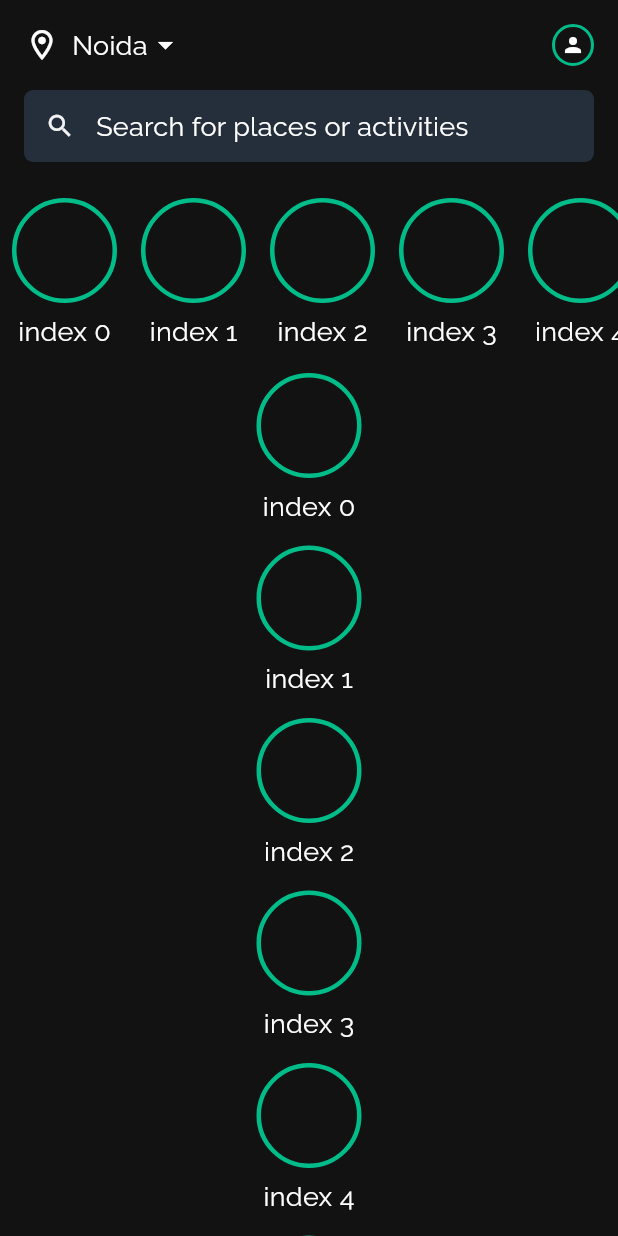
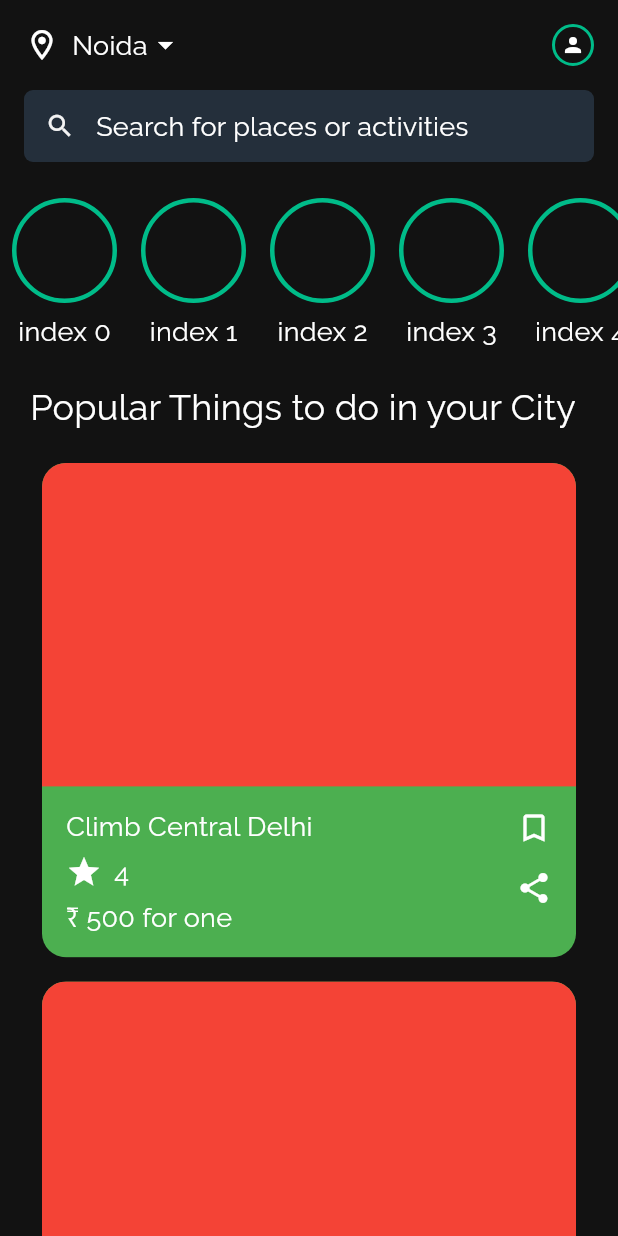
Before and after one commit to hiashutoshsingh/zest, a Flutter app: the screen it shows after launch, on a phone screen of 412 x 824 dp. Run offline on Flutter 3.47's test engine with Material 2 defaults, Android fonts, the phone set to English and light mode, and no system bars; our stand-ins replace google_fonts.

Commit message:
popular things list widget

```diff
--- a/lib/screens/home_screen.dart
+++ b/lib/screens/home_screen.dart
@@ -1,7 +1,7 @@
 import 'package:flutter/material.dart';
 import 'package:zest/theme/app_theme.dart';
 import 'package:zest/widgets/home_app_bar.dart';
-import 'package:zest/widgets/popular_things_widget.dart';
+import 'package:zest/widgets/list_popular_things_widget.dart';
 import 'package:zest/widgets/things_list.dart';
 
 class HomeScreen extends StatefulWidget {
@@ -34,7 +34,12 @@ class _HomeScreenState extends State<HomeScreen> {
                   ),
                   Expanded(
                     flex: 5,
-                    child: PopularThingsWidget(),
+                    child: Padding(
+                      padding: const EdgeInsets.symmetric(
+                        horizontal: 20,
+                      ),
+                      child: PopularThingsListWidget(),
+                    ),
                   ),
                 ],
               ),
--- /dev/null
+++ b/lib/widgets/list_popular_things_widget.dart
@@ -0,0 +1,39 @@
+import 'package:flutter/material.dart';
+import 'package:zest/theme/app_theme.dart';
+import 'package:zest/widgets/popular_thing_widget.dart';
+
+class PopularThingsListWidget extends StatelessWidget {
+  @override
+  Widget build(BuildContext context) {
+    return ListView.builder(
+      shrinkWrap: true,
+      itemCount: 10,
+      itemBuilder: (context, index) {
+        if (index == 0) {
+          return Padding(
+            padding: const EdgeInsets.symmetric(
+              vertical: 16,
+            ),
+            child: Text(
+              'Popular Things to do in your City',
+              style: AppTextStyles.regularTextStyle.copyWith(
+                fontSize: 24,
+              ),
+            ),
+          );
+        }
+        return Padding(
+          padding: const EdgeInsets.all(8.0),
+          child: InkWell(
+            onTap: () {},
+            child: PopularThingWidget(
+              title: 'Climb Central Delhi',
+              rating: '4',
+              price: '₹ 500 for one',
+            ),
+          ),
+        );
+      },
+    );
+  }
+}
--- /dev/null
+++ b/lib/widgets/popular_thing_widget.dart
@@ -0,0 +1,99 @@
+import 'package:flutter/material.dart';
+import 'package:zest/theme/app_theme.dart';
+
+class PopularThingWidget extends StatelessWidget {
+  final String title;
+  final String rating;
+  final String price;
+
+  PopularThingWidget({
+    this.title,
+    this.price,
+    this.rating,
+  });
+
+  @override
+  Widget build(BuildContext context) {
+    return ClipRRect(
+      borderRadius: BorderRadius.circular(16.0),
+      child: Container(
+        color: Colors.green,
+        height: MediaQuery.of(context).size.height * .4,
+        child: Column(
+          children: [
+            Expanded(
+              child: Container(
+                color: Colors.red,
+              ),
+            ),
+            Padding(
+              padding: const EdgeInsets.all(16.0),
+              child: Row(
+                mainAxisAlignment: MainAxisAlignment.spaceBetween,
+                crossAxisAlignment: CrossAxisAlignment.start,
+                mainAxisSize: MainAxisSize.max,
+                children: [
+                  Column(
+                    crossAxisAlignment: CrossAxisAlignment.start,
+                    mainAxisSize: MainAxisSize.max,
+                    children: [
+                      Text(
+                        title,
+                        style: AppTextStyles.regularTextStyle,
+                      ),
+                      SizedBox(
+                        height: 8,
+                      ),
+                      Row(
+                        children: [
+                          Icon(
+                            Icons.star,
+                            color: AppColor.white,
+                            size: 24,
+                          ),
+                          SizedBox(
+                            width: 8,
+                          ),
+                          Text(
+                            rating,
+                            style: AppTextStyles.regularTextStyle,
+                          ),
+                        ],
+                      ),
+                      SizedBox(
+                        height: 8,
+                      ),
+                      Text(
+                        price,
+                        style: AppTextStyles.regularTextStyle,
+                      ),
+                    ],
+                  ),
+                  Column(
+                    mainAxisAlignment: MainAxisAlignment.spaceBetween,
+                    mainAxisSize: MainAxisSize.max,
+                    children: [
+                      Icon(
+                        Icons.bookmark_border,
+                        color: AppColor.white,
+                        size: 24,
+                      ),
+                      SizedBox(
+                        height: 16,
+                      ),
+                      Icon(
+                        Icons.share,
+                        color: AppColor.white,
+                        size: 24,
+                      ),
+                    ],
+                  ),
+                ],
+              ),
+            ),
+          ],
+        ),
+      ),
+    );
+  }
+}
--- a/lib/widgets/popular_things_widget.dart
+++ /dev/null
@@ -1,21 +0,0 @@
-import 'package:flutter/material.dart';
-
-import 'circular_task.dart';
-
-class PopularThingsWidget extends StatelessWidget {
-  @override
-  Widget build(BuildContext context) {
-    return ListView.builder(
-      shrinkWrap: true,
-      itemCount: 10,
-      itemBuilder: (context, index) {
-        return Padding(
-          padding: const EdgeInsets.all(8.0),
-          child: CircularTask(
-            title: 'index $index',
-          ),
-        );
-      },
-    );
-  }
-}
```
